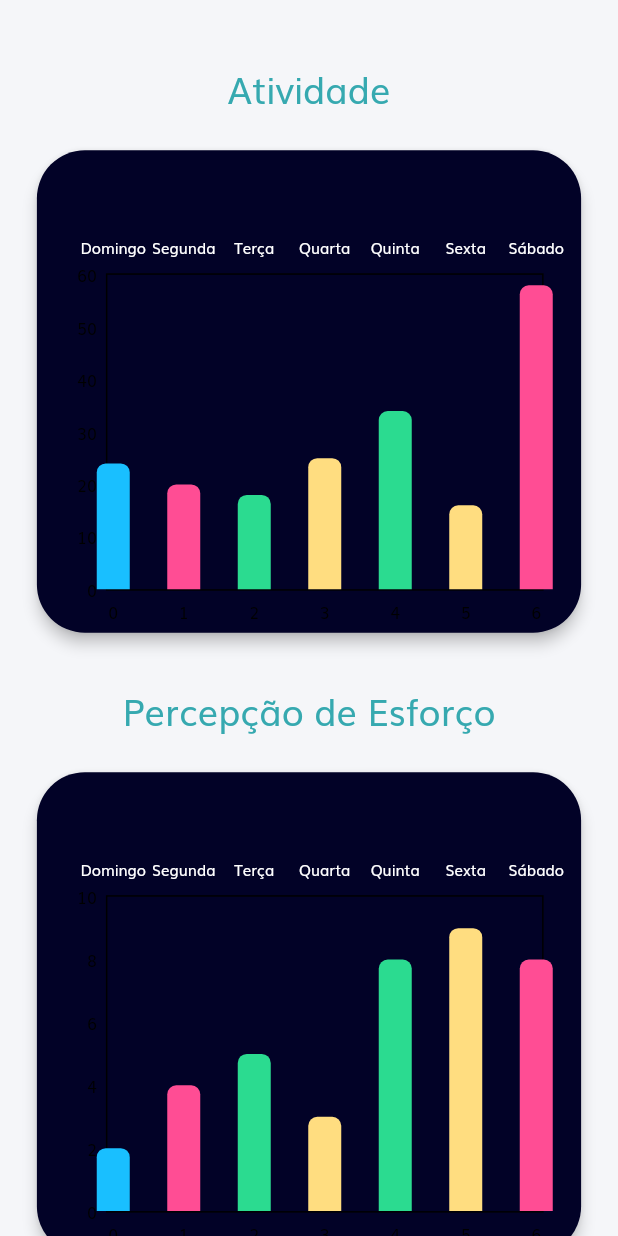
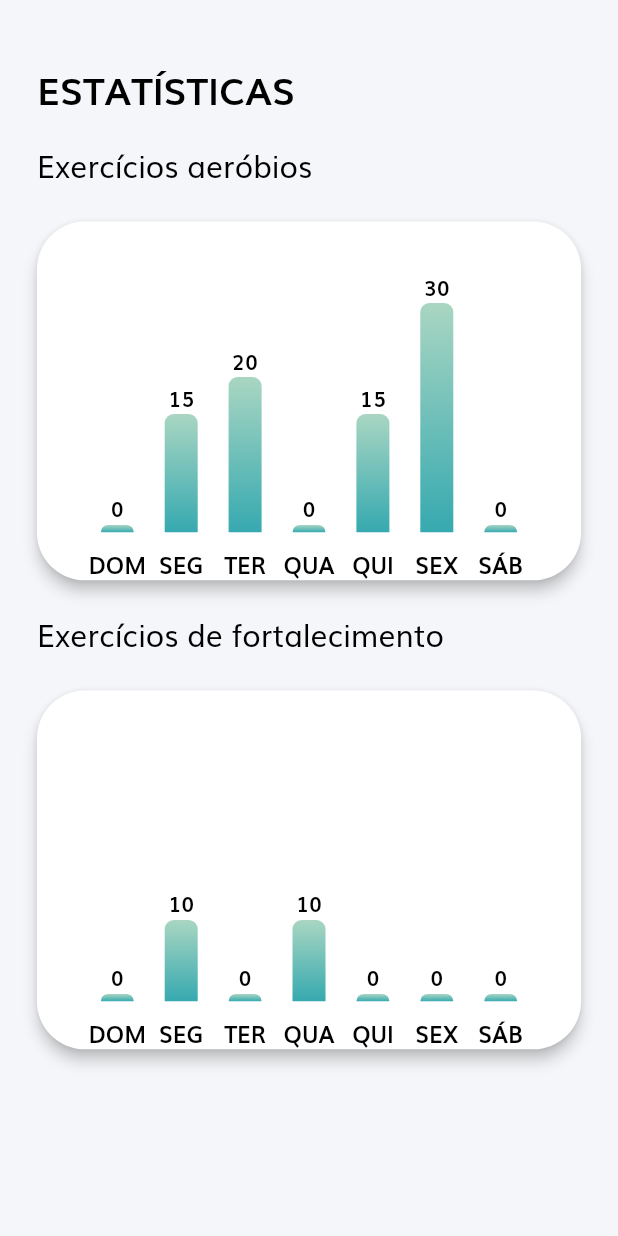
Before and after one commit to anselmoparente/MoveDor, a Flutter app: the StatisticPage screen opened directly, on a phone screen of 412 x 824 dp. Run offline on Flutter 3.47's test engine with Material 2 defaults, Android fonts, the phone set to English and light mode, and no system bars; drawn by our look-alikes of fl_chart; our stand-ins replace flutter_datetime_picker, flutter_mobx, flutter_svg, google_nav_bar, line_icons, mobx and 6 more; missing offline and left inert: page_slider, rich_alert; accounts and stored records are empty; generated files the repository leaves out were written again.

Commit message:
Changed statistic_page to new design.

```diff
--- a/lib/screens/diary/statistic_page.dart
+++ b/lib/screens/diary/statistic_page.dart
@@ -1,63 +1,125 @@
 import 'package:flutter/material.dart';
 import 'package:fl_chart/fl_chart.dart';
 
-class StatisticPage extends StatefulWidget {
-  @override
-  _StatisticPageState createState() => _StatisticPageState();
-}
-
-class _StatisticPageState extends State<StatisticPage> {
-  Size mediaSize;
-
+class StatisticPage extends StatelessWidget {
   @override
   Widget build(BuildContext context) {
-    mediaSize = MediaQuery.of(context).size;
-    return Scaffold(
+    Size mediaSize = MediaQuery.of(context).size;
+    return SafeArea(
+      child: Scaffold(
         backgroundColor: Color(0xFFF5F6F9),
-      body: SingleChildScrollView(
-        child: Column(
+        body: Column(
           children: [
             Container(
-              margin: EdgeInsets.only(top: mediaSize.height * 0.05),
+              margin: EdgeInsets.only(
+                top: mediaSize.height * 0.05,
+                left: mediaSize.height * 0.03,
+              ),
+              width: double.maxFinite,
               child: Text(
-                "Atividade",
+                'ESTATÍSTICAS',
+                textAlign: TextAlign.start,
                 style: TextStyle(
-                  color: Color(0xff36a9b0),
-                  fontSize: 24,
+                  color: Colors.black,
+                  fontSize: 25,
+                  fontWeight: FontWeight.bold,
                 ),
               ),
             ),
-            Center(
+            Container(
+              margin: EdgeInsets.only(
+                top: mediaSize.height * 0.02,
+                left: mediaSize.height * 0.03,
+              ),
+              width: double.maxFinite,
+              child: Text(
+                'Exercícios aeróbios',
+                textAlign: TextAlign.start,
+                style: TextStyle(
+                  color: Colors.black,
+                  fontSize: 20,
+                ),
+              ),
+            ),
+            barChart(mediaSize, BarData.barData),
+            Container(
+              margin: EdgeInsets.only(
+                top: mediaSize.height * 0.02,
+                left: mediaSize.height * 0.03,
+              ),
+              width: double.maxFinite,
+              child: Text(
+                'Exercícios de fortalecimento',
+                textAlign: TextAlign.start,
+                style: TextStyle(
+                  color: Colors.black,
+                  fontSize: 20,
+                ),
+              ),
+            ),
+            barChart(mediaSize, BarData.barDataEffort),
+          ],
+        ),
+      ),
+    );
+  }
+
+  Widget barChart(Size _mediaSize, List<Data> _barData) {
+    return Center(
       child: Container(
         margin: EdgeInsets.only(top: 20),
-                width: mediaSize.width * 0.9,
-                height: mediaSize.height * 0.4,
+        width: _mediaSize.width * 0.9,
+        height: _mediaSize.height * 0.3,
         child: Card(
           elevation: 4,
-                  shape: RoundedRectangleBorder(
-                      borderRadius: BorderRadius.circular(32)),
-                  color: const Color(0xff020227),
+          shape:
+              RoundedRectangleBorder(borderRadius: BorderRadius.circular(32)),
           child: Padding(
-                    padding: EdgeInsets.only(top: 50, right: 25),
+            padding: EdgeInsets.only(top: 10, right: 25, left: 25),
             child: BarChart(
               BarChartData(
                 alignment: BarChartAlignment.center,
-                        maxY: 60,
+                maxY: 40,
                 minY: 0,
-                        groupsSpace: 25,
-                        barTouchData: BarTouchData(enabled: true),
+                groupsSpace: _mediaSize.width * 0.05,
+                barTouchData: BarTouchData(
+                  enabled: true,
+                  touchTooltipData: BarTouchTooltipData(
+                    tooltipBgColor: Colors.transparent,
+                    tooltipPadding: const EdgeInsets.all(0),
+                    tooltipMargin: 0,
+                    getTooltipItem: (
+                      BarChartGroupData group,
+                      int groupIndex,
+                      BarChartRodData rod,
+                      int rodIndex,
+                    ) {
+                      return BarTooltipItem(
+                        (rod.y.round() - 1).toString(),
+                        TextStyle(
+                          color: Colors.black,
+                          fontWeight: FontWeight.bold,
+                        ),
+                      );
+                    },
+                  ),
+                ),
+                backgroundColor: Colors.white,
                 titlesData: FlTitlesData(
-                          topTitles: BarTitles.getTopBottomTitles(),
+                  leftTitles: SideTitles(showTitles: false),
+                  bottomTitles: BarTitles.getTopBottomTitles(),
                 ),
-                        barGroups: BarData.barData
+                borderData: FlBorderData(show: false),
+                barGroups: _barData
                     .map((data) => BarChartGroupData(
                           x: data.id,
                           barsSpace: 4,
+                          showingTooltipIndicators: [0],
                           barRods: [
                             BarChartRodData(
-                                        y: data.y,
+                                y: data.y + 1,
                                 width: 22,
-                                        colors: [data.color],
+                                colors: [Color(0xff36a9b0), Color(0xffa9d6c2)],
                                 borderRadius: BorderRadius.only(
                                   topLeft: Radius.circular(6),
                                   topRight: Radius.circular(6),
@@ -68,64 +130,6 @@ class _StatisticPageState extends State<StatisticPage> {
               ),
             ),
           ),
-                ),
-              ),
-            ),
-            Container(
-              margin: EdgeInsets.only(top: 30),
-              child: Text(
-                "Percepção de Esforço",
-                style: TextStyle(
-                  color: Color(0xff36a9b0),
-                  fontSize: 24,
-                ),
-              ),
-            ),
-            Center(
-              child: Container(
-                margin: EdgeInsets.only(top: 20),
-                width: mediaSize.width * 0.9,
-                height: mediaSize.height * 0.4,
-                child: Card(
-                  elevation: 4,
-                  shape: RoundedRectangleBorder(
-                      borderRadius: BorderRadius.circular(32)),
-                  color: const Color(0xff020227),
-                  child: Padding(
-                    padding: EdgeInsets.only(top: 50, right: 25),
-                    child: BarChart(
-                      BarChartData(
-                        alignment: BarChartAlignment.center,
-                        maxY: 10,
-                        minY: 0,
-                        groupsSpace: 25,
-                        barTouchData: BarTouchData(enabled: true),
-                        titlesData: FlTitlesData(
-                          topTitles: BarTitles.getTopBottomTitles(),
-                        ),
-                        barGroups: BarData.barDataEffort
-                            .map((data) => BarChartGroupData(
-                                  x: data.id,
-                                  barsSpace: 4,
-                                  barRods: [
-                                    BarChartRodData(
-                                        y: data.y,
-                                        width: 22,
-                                        colors: [data.color],
-                                        borderRadius: BorderRadius.only(
-                                          topLeft: Radius.circular(6),
-                                          topRight: Radius.circular(6),
-                                        ))
-                                  ],
-                                ))
-                            .toList(),
-                      ),
-                    ),
-                  ),
-                ),
-              ),
-            ),
-          ],
         ),
       ),
     );
@@ -151,45 +155,45 @@ class BarData {
 
   static List<Data> barData = [
     Data(
+      name: 'DOM',
       id: 0,
-      name: 'Domingo',
-      y: 24,
+      y: 0,
       color: Color(0xff19bfff),
     ),
     Data(
-      name: 'Segunda',
+      name: 'SEG',
       id: 1,
-      y: 20,
+      y: 15,
       color: Color(0xffff4d94),
     ),
     Data(
-      name: 'Terça',
+      name: 'TER',
       id: 2,
-      y: 18,
+      y: 20,
       color: Color(0xff2bdb90),
     ),
     Data(
-      name: 'Quarta',
+      name: 'QUA',
       id: 3,
-      y: 25,
+      y: 0,
       color: Color(0xffffdd80),
     ),
     Data(
-      name: 'Quinta',
+      name: 'QUI',
       id: 4,
-      y: 34,
+      y: 15,
       color: Color(0xff2bdb90),
     ),
     Data(
-      name: 'Sexta',
+      name: 'SEX',
       id: 5,
-      y: 16,
+      y: 30,
       color: Color(0xffffdd80),
     ),
     Data(
-      name: 'Sábado',
+      name: 'SÁB',
       id: 6,
-      y: 58,
+      y: 0,
       color: Color(0xffff4d94),
     ),
   ];
@@ -198,43 +202,43 @@ class BarData {
     Data(
       id: 0,
       name: 'Domingo',
-      y: 2,
+      y: 0,
       color: Color(0xff19bfff),
     ),
     Data(
       name: 'Segunda',
       id: 1,
-      y: 4,
+      y: 10,
       color: Color(0xffff4d94),
     ),
     Data(
       name: 'Terça',
       id: 2,
-      y: 5,
+      y: 0,
       color: Color(0xff2bdb90),
     ),
     Data(
       name: 'Quarta',
       id: 3,
-      y: 3,
+      y: 10,
       color: Color(0xffffdd80),
     ),
     Data(
       name: 'Quinta',
       id: 4,
-      y: 8,
+      y: 0,
       color: Color(0xff2bdb90),
     ),
     Data(
       name: 'Sexta',
       id: 5,
-      y: 9,
+      y: 0,
       color: Color(0xffffdd80),
     ),
     Data(
       name: 'Sábado',
       id: 6,
-      y: 8,
+      y: 0,
       color: Color(0xffff4d94),
     ),
   ];
@@ -243,8 +247,11 @@ class BarData {
 class BarTitles {
   static SideTitles getTopBottomTitles() => SideTitles(
         showTitles: true,
-        getTextStyles: (value) =>
-            const TextStyle(color: Colors.white, fontSize: 10),
+        getTextStyles: (value) => const TextStyle(
+          color: Colors.black,
+          fontSize: 15,
+          fontWeight: FontWeight.bold,
+        ),
         margin: 10,
         getTitles: (double id) => BarData.barData
             .firstWhere((element) => element.id == id.toInt())
--- a/pubspec.yaml
+++ b/pubspec.yaml
@@ -39,7 +39,7 @@ dependencies:
   table_calendar: ^3.0.0
   intl: ^0.17.0
   syncfusion_flutter_sliders: ^19.1.59-beta
-  fl_chart: ^0.36.1
+  fl_chart: ^0.36.2
   step_progress_indicator: ^1.0.0
   page_slider: ^0.0.2
   webview_flutter:
```
Also changed, not shown: pubspec.lock. Lines whose indentation alone changed are shown as unchanged.
